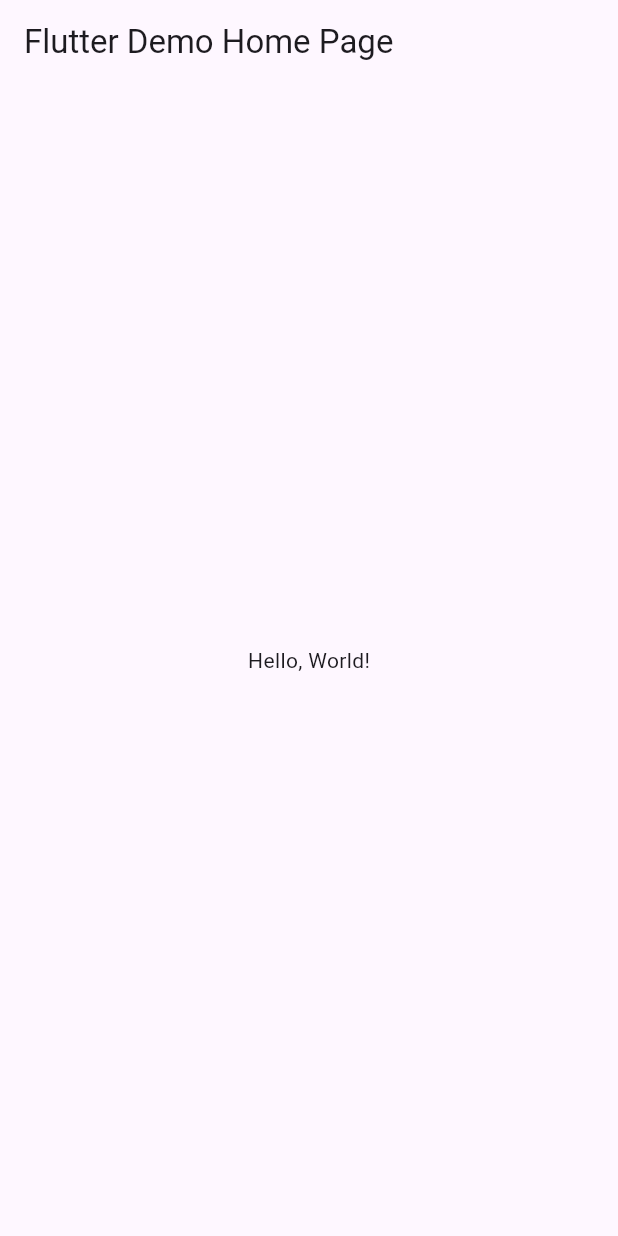
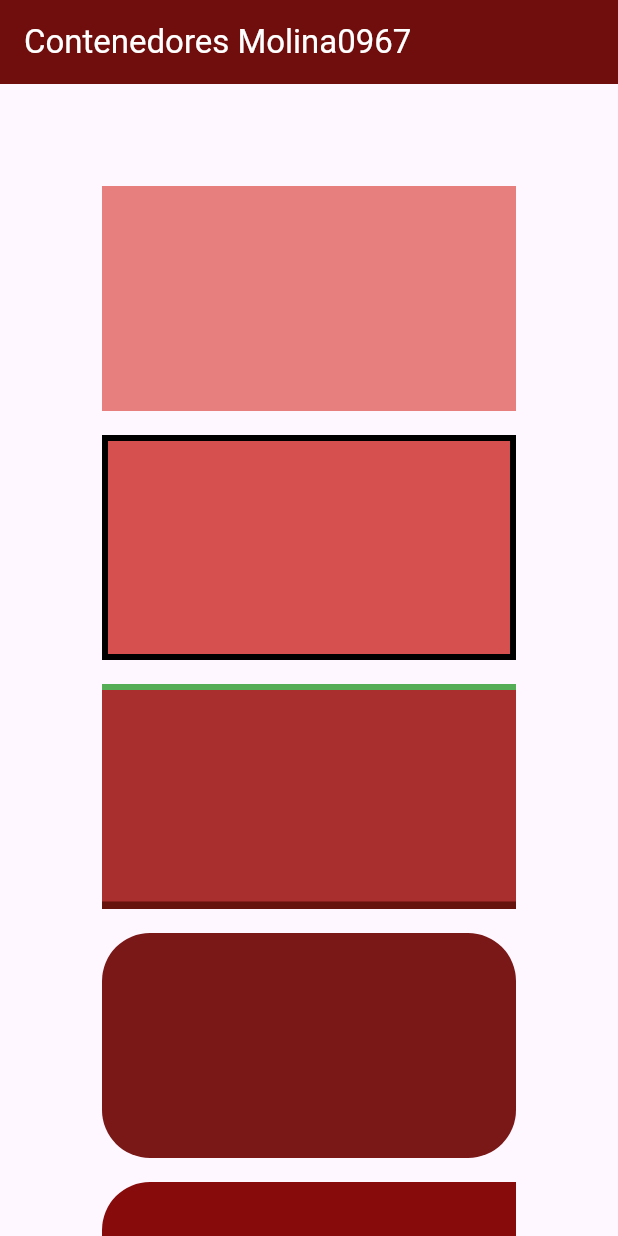
Before and after one commit to MolinaVRL128/UII-A5-Diseno0967, a Flutter app: the screen it shows after launch, on a phone screen of 412 x 824 dp. Run offline on Flutter 3.47's test engine with Material 3 defaults, Android fonts, the phone set to English and light mode, and no system bars.

```diff
--- /dev/null
+++ b/lib/all_containers.dart
@@ -0,0 +1,149 @@
+import 'package:flutter/material.dart';
+
+class AllContainers extends StatelessWidget {
+  const AllContainers({Key? key}) : super(key: key);
+
+  @override
+  Widget build(BuildContext context) {
+    return ListView(
+      shrinkWrap: true,
+      padding: const EdgeInsets.all(60.0),
+      children: [
+        _basic(),
+        _borders(),
+        _customBorders(),
+        _borderRadius(),
+        _customBorderRadius(),
+        _gradient(),
+        _boxShadow(),
+        _backgroundImage()
+      ],
+    );
+  }
+
+  _basic() {
+    return Padding(
+      padding: const EdgeInsets.all(8.0),
+      child: Container(
+        color: Color(0xffe77f7f),
+        height: 150.0,
+      ),
+    );
+  }
+
+  _borders() {
+    return Padding(
+      padding: const EdgeInsets.all(8.0),
+      child: Container(
+        height: 150.0,
+        decoration: BoxDecoration(
+            color: Color(0xffd75050),
+            border: Border.all(color: Color(0xff000000), width: 4.0)),
+      ),
+    );
+  }
+
+  _customBorders() {
+    return Padding(
+      padding: const EdgeInsets.all(8.0),
+      child: Container(
+        height: 150.0,
+        decoration: BoxDecoration(
+          color: Color(0xffa92e2e),
+          border: Border(
+              top: BorderSide(color: Color(0xff55ad56), width: 4.0),
+              bottom: BorderSide(color: Color(0xff66130d), width: 5.0)),
+        ),
+      ),
+    );
+  }
+
+  _borderRadius() {
+    return Padding(
+      padding: const EdgeInsets.all(8.0),
+      child: Container(
+        height: 150.0,
+        decoration: BoxDecoration(
+            color: Color(0xff7a1717),
+            borderRadius: BorderRadius.all(Radius.circular(32.0))),
+      ),
+    );
+  }
+
+  _customBorderRadius() {
+    return Padding(
+      padding: const EdgeInsets.all(8.0),
+      child: Container(
+          height: 150.0,
+          decoration: BoxDecoration(
+              color: Color(0xff870b0b),
+              borderRadius: BorderRadius.only(
+                topLeft: Radius.circular(32),
+                bottomRight: Radius.circular(32),
+              ))),
+    );
+  }
+
+  _gradient() {
+    return Padding(
+      padding: const EdgeInsets.all(8.0),
+      child: Container(
+        height: 150.0,
+        decoration: BoxDecoration(
+            gradient: LinearGradient(
+                begin: Alignment.bottomLeft,
+                end: Alignment.topRight,
+                colors: [Colors.red, Colors.pink, Colors.indigo])),
+      ),
+    );
+  }
+
+  _boxShadow() {
+    return Padding(
+      padding: const EdgeInsets.all(8.0),
+      child: Container(
+        height: 150.0,
+        decoration: BoxDecoration(
+            color: Color(0xffcf0000),
+            borderRadius: const BorderRadius.all(Radius.circular(32)),
+            boxShadow: [
+              BoxShadow(
+                  color: Colors.grey[850]!.withOpacity(0.29),
+                  offset: const Offset(-10, 10),
+                  blurRadius: 10,
+                  spreadRadius: 10)
+            ]),
+      ),
+    );
+  }
+
+  _backgroundImage() {
+    return Padding(
+        padding: const EdgeInsets.all(8.0),
+        child: Container(
+          height: 150.0,
+          decoration: BoxDecoration(
+              color: Colors.blue,
+              borderRadius: const BorderRadius.all(Radius.circular(32)),
+              boxShadow: [
+                BoxShadow(
+                    color: Colors.grey[850]!.withOpacity(0.29),
+                    offset: const Offset(-10, 10),
+                    blurRadius: 10,
+                    spreadRadius: 10)
+              ],
+              image: const DecorationImage(
+                  image: AssetImage("assets/marr.jpg"), fit: BoxFit.cover)),
+          child: const Center(
+            child: Text(
+              "Reyna Molina",
+              style: TextStyle(
+                  fontSize: 35.0,
+                  color: Colors.white,
+                  fontWeight: FontWeight.bold,
+                  letterSpacing: 1.5),
+            ),
+          ),
+        ));
+  }
+}
--- a/lib/main.dart
+++ b/lib/main.dart
@@ -1,43 +1,26 @@
 import 'package:flutter/material.dart';
+import 'package:molinadiseno0967/all_containers.dart';
 
 void main() => runApp(MyApp());
 
 class MyApp extends StatelessWidget {
   const MyApp({super.key});
-  // This widget is the root of your application.
+
   @override
   Widget build(BuildContext context) {
     return MaterialApp(
-      // Application name
-      title: 'Flutter Hello World',
-      // Application theme data, you can set the colors for the application as
-      // you want
-      theme: ThemeData(
-        // useMaterial3: false,
-        primarySwatch: Colors.blue,
-      ),
-      // A widget which will be started on application startup
-      home: MyHomePage(title: 'Flutter Demo Home Page'),
-    );
+        debugShowCheckedModeBanner: false,
+        title: 'Material APP',
+        home: Scaffold(
+            appBar: AppBar(
+              title: const Text(
+                "Contenedores Molina0967",
+                style: TextStyle(
+                  color: Color(0xffffffff),
+                ),
+              ),
+              backgroundColor: Color(0xff700e0e),
+            ),
+            body: const AllContainers()));
   }
 }
-
-class MyHomePage extends StatelessWidget {
-  final String title;
-  const MyHomePage({super.key, required this.title});
-
-  @override
-  Widget build(BuildContext context) {
-    return Scaffold(
-      appBar: AppBar(
-        // The title text which will be shown on the action bar
-        title: Text(title),
-      ),
-      body: Center(
-        child: Text(
-          'Hello, World!',
-        ),
-      ),
-    );
-  }
-}
--- a/pubspec.yaml
+++ b/pubspec.yaml
@@ -17,8 +17,8 @@ dev_dependencies:
 
 flutter:
   uses-material-design: true
-  # assets:
-  #  - images/a_dot_burr.jpeg
+  assets:
+   - assets/
   #  - images/a_dot_ham.jpeg
   # fonts:
   #   - family: Schyler
```
Also changed, not shown: assets/mar.jpg (added), assets/marr.jpg (added).
